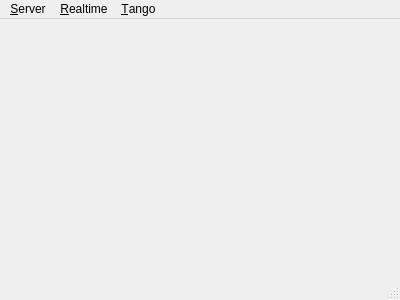
Before: the Qt Designer form imageclient/mainwindow.ui in ANKA-KIT/imageclient, drawn with Qt 5.
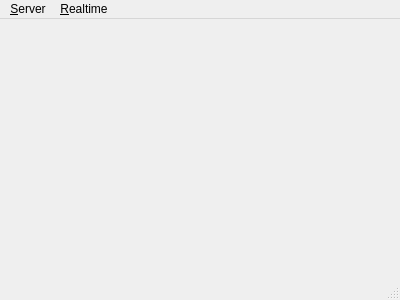
After: the same form once the commit is applied.

Commit message:
Move sync dialog action to image context menu
There will be at most *one* marker per image, so there can be one sync dialog
per image device...

```diff
--- a/imageclient/mainwindow.ui
+++ b/imageclient/mainwindow.ui
@@ -36,15 +36,8 @@
     </property>
     <addaction name="actionSet_Tango_Variables"/>
    </widget>
-   <widget class="QMenu" name="menuTango">
-    <property name="title">
-     <string>&amp;Tango</string>
-    </property>
-    <addaction name="actionSync"/>
-   </widget>
    <addaction name="menuServer"/>
    <addaction name="menuRealtime"/>
-   <addaction name="menuTango"/>
   </widget>
   <widget class="QStatusBar" name="statusBar"/>
   <action name="actionSync">
```
Left out of the diff: 16 changed lines with no effect on the pictures. The commit also changes 8 other files.
